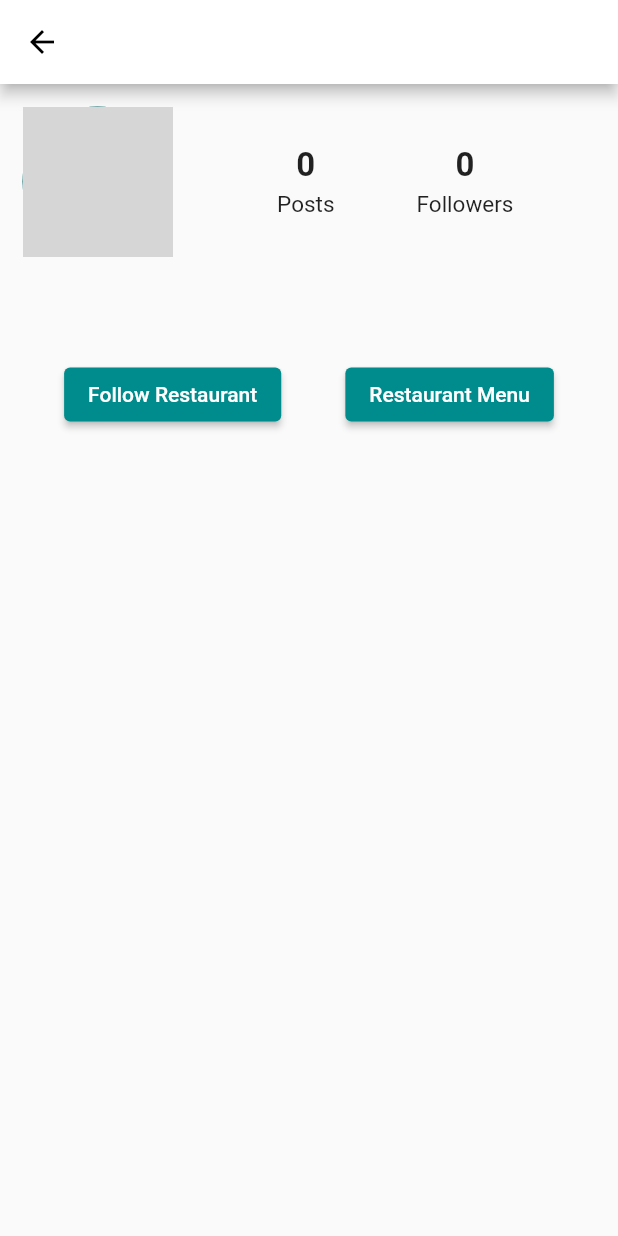
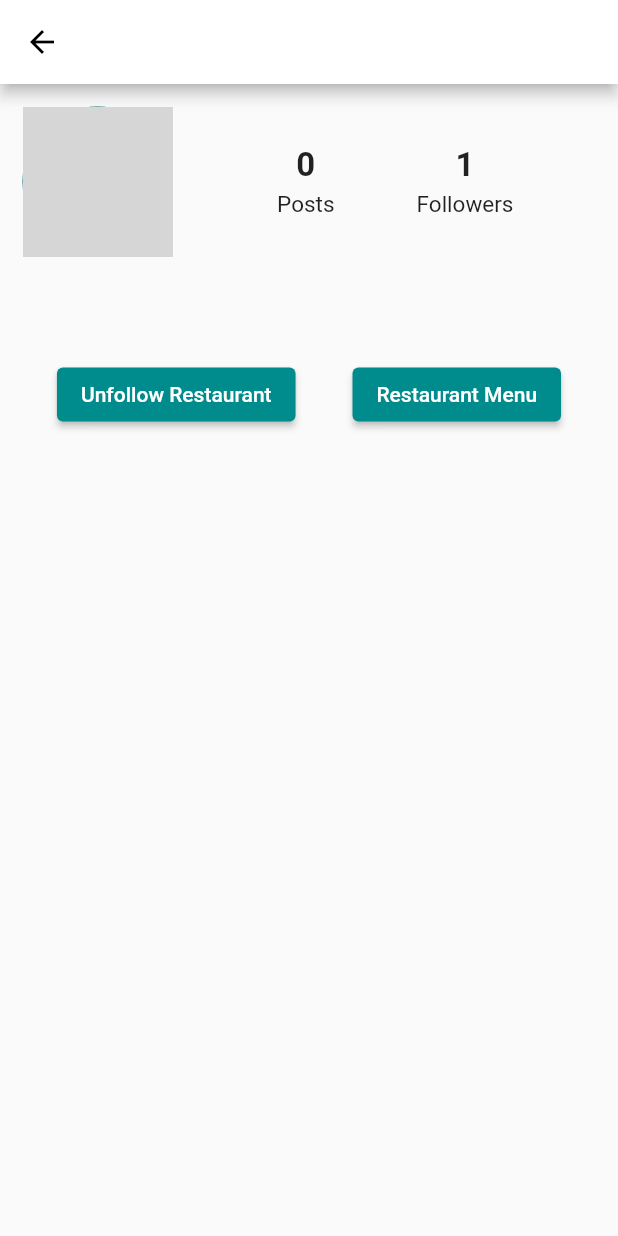
Before and after one commit to alidogangullu/project_mobile, a Flutter app: the RestaurantProfile screen opened directly with empty values, after a tap on "Follow Restaurant", on a phone screen of 412 x 824 dp. Run offline on Flutter 3.47's test engine with Material 2 defaults, Android fonts, the phone set to English and light mode, and no system bars; our stand-ins replace cloud_firestore, firebase_auth, firebase_core, firebase_storage, flutter_image_compress, flutter_rating_bar and 10 more; missing offline and left inert: mobile_scanner, place_picker, safe_device, simple_speed_dial; accounts and stored records are empty; network calls fail; grey boxes are pictures that could not be loaded.

Commit message:
restorant follow , and unfollow
restorantı follow butonuna basıp takip edebiliyoruz firebase kısmındaki array güncelleniyor , eğer takip ediyorsak unfollow butonu ile de takipten çıkabiliyoruz , kodu statefull a çevirdim

```diff
--- a/lib/Customer/restaurantProfile.dart
+++ b/lib/Customer/restaurantProfile.dart
@@ -7,7 +7,7 @@ import 'package:cloud_firestore/cloud_firestore.dart';
 import 'package:firebase_auth/firebase_auth.dart';
 
 
-class RestaurantProfile extends StatelessWidget {
+class RestaurantProfile extends StatefulWidget {
   const RestaurantProfile({
     Key? key,
     required this.restaurantID,
@@ -25,6 +25,76 @@ class RestaurantProfile extends StatelessWidget {
   final int restaurantFollowersCount;
   final int restaurantPostsCount;
 
+  @override
+  _RestaurantProfileState createState() => _RestaurantProfileState();
+}
+
+class _RestaurantProfileState extends State<RestaurantProfile> {
+  bool isFollowing = false;
+
+
+  @override
+  void initState() {
+    super.initState();
+    checkFollowingStatus();
+  }
+
+  void checkFollowingStatus() async {
+    String userID = FirebaseAuth.instance.currentUser!.uid;
+    DocumentSnapshot snapshot = await FirebaseFirestore.instance.collection('users').doc(userID).get();
+
+    if (snapshot.exists) {
+      List<dynamic>? followedRestaurants = snapshot?['followedRestaurants'] as List<dynamic>?;
+      setState(() {
+        isFollowing = followedRestaurants != null && followedRestaurants.contains(widget.restaurantID);
+      });
+    }
+  }
+
+  Future<void> followRestaurant() async {
+    try {
+      String userID = FirebaseAuth.instance.currentUser!.uid;
+
+      await FirebaseFirestore.instance.collection('users').doc(userID).update({
+        'followedRestaurants': FieldValue.arrayUnion([widget.restaurantID])
+      });
+
+      await FirebaseFirestore.instance.doc('Restaurants/${widget.restaurantID}').update({
+        'followerCount': FieldValue.increment(1),
+      });
+
+      print('Restaurant followed successfully!');
+
+      setState(() {
+        isFollowing = true;
+      });
+    } catch (error) {
+      print('Error following restaurant: $error');
+    }
+  }
+
+  Future<void> unfollowRestaurant() async {
+    try {
+      String userID = FirebaseAuth.instance.currentUser!.uid;
+
+      await FirebaseFirestore.instance.collection('users').doc(userID).update({
+        'followedRestaurants': FieldValue.arrayRemove([widget.restaurantID])
+      });
+
+      await FirebaseFirestore.instance.doc('Restaurants/${widget.restaurantID}').update({
+        'followerCount': FieldValue.increment(-1),
+      });
+
+      print('Restaurant unfollowed successfully!');
+
+      setState(() {
+        isFollowing = false;
+      });
+    } catch (error) {
+      print('Error unfollowing restaurant: $error');
+    }
+  }
+
   void launchMap(String address) async {
     Uri url = Uri.parse('https://www.google.com/maps/search/?api=1&query=$address');
     if (await canLaunchUrl(url)) {
@@ -33,29 +103,6 @@ class RestaurantProfile extends StatelessWidget {
       throw 'Could not launch $url';
     }
   }
-  void followRestaurant() async {
-    try {
-      // Get the current user ID
-      String userID = FirebaseAuth.instance.currentUser!.uid;
-
-      // Update the followedRestaurants array in Firestore
-      await FirebaseFirestore.instance
-          .collection('users')
-          .doc(userID)
-          .update({
-        'followedRestaurants': FieldValue.arrayUnion([restaurantID])
-      });
-
-      // Show a success message or perform any additional actions
-      // after successfully updating the array
-      print('Restaurant followed successfully!');
-    } catch (error) {
-      // Handle any errors that occur during the update process
-      print('Error following restaurant: $error');
-    }
-  }
-
-
   void _showMapAlert(BuildContext context, String address) {
     showDialog(
       context: context,
@@ -85,12 +132,13 @@ class RestaurantProfile extends StatelessWidget {
 
   @override
   Widget build(BuildContext context) {
+
     return Scaffold(
       appBar: AppBar(
         backgroundColor: Colors.white,
         iconTheme: const IconThemeData(color: Colors.black),
         title: Text(
-          restaurantName,
+          widget.restaurantName,
           style: const TextStyle(color: Colors.black),
         ),
       ),
@@ -103,7 +151,7 @@ class RestaurantProfile extends StatelessWidget {
               children: <Widget>[
                 CircleAvatar(
                   radius: 50,
-                  backgroundImage: NetworkImage(restaurantImageUrl),
+                  backgroundImage: NetworkImage(widget.restaurantImageUrl),
                 ),
                 const SizedBox(width: 15),
                 Expanded(
@@ -113,9 +161,17 @@ class RestaurantProfile extends StatelessWidget {
                       Row(
                         mainAxisAlignment: MainAxisAlignment.spaceEvenly,
                         children: <Widget>[
-                          buildStatColumn('Posts', restaurantPostsCount),
-                          buildStatColumn(
-                              'Followers', restaurantFollowersCount),
+                          buildStatColumn('Posts', widget.restaurantPostsCount),
+                          StreamBuilder<DocumentSnapshot>(
+                            stream: FirebaseFirestore.instance.collection('Restaurants').doc(widget.restaurantID).snapshots(),
+                            builder: (BuildContext context, AsyncSnapshot<DocumentSnapshot> snapshot) {
+                              if (!snapshot.hasData) {
+                                return buildStatColumn('Followers', 0);
+                              } else {
+                                return buildStatColumn('Followers', snapshot.data!['followerCount']);
+                              }
+                            },
+                          ),
                         ],
                       ),
                     ],
@@ -124,9 +180,9 @@ class RestaurantProfile extends StatelessWidget {
               ],
             ),
           ),
-          TextButton(child: Text(restaurantAddress), onPressed:() {
+          TextButton(child: Text(widget.restaurantAddress), onPressed:() {
             //not work on emulator but work on real devices
-            _showMapAlert(context, restaurantAddress);
+            _showMapAlert(context, widget.restaurantAddress);
           },),
           const SizedBox(height: 5),
           Row(
@@ -134,16 +190,20 @@ class RestaurantProfile extends StatelessWidget {
             children: <Widget>[
               ElevatedButton(
                 onPressed: () {
-                  followRestaurant();
+                  isFollowing ? unfollowRestaurant() : followRestaurant();
                 },
-                child: const Text('Follow Restaurant'),
+                child: Text(
+                    isFollowing ? 'Unfollow Restaurant' : 'Follow Restaurant',
                 ),
+
+              ),
+
               ElevatedButton(
                 onPressed: () {
                   Navigator.pushReplacement(
                     context,
                     MaterialPageRoute(
-                      builder: (context) => MenuBrowseScreen(id: restaurantID),
+                      builder: (context) => MenuBrowseScreen(id: widget.restaurantID),
                     ),
                   );
                 },
@@ -155,7 +215,7 @@ class RestaurantProfile extends StatelessWidget {
           Expanded(
             child: StreamBuilder<QuerySnapshot>(
               stream: FirebaseFirestore.instance
-                  .collection('Restaurants/$restaurantID/Posts').orderBy('timestamp', descending: true)
+                  .collection('Restaurants/${widget.restaurantID}/Posts').orderBy('timestamp', descending: true)
                   .snapshots(),
               builder: (BuildContext context, AsyncSnapshot<QuerySnapshot> snapshot) {
                 if (snapshot.hasError) {
@@ -186,11 +246,14 @@ class RestaurantProfile extends StatelessWidget {
                           ),
                         );
                       },
+                      child:Padding(
+                        padding: const EdgeInsets.only(left: 5.0), // adjust the padding as needed
                           child: Container(
                             decoration: BoxDecoration(
                               image: DecorationImage(
                                 fit: BoxFit.cover,
                                 image: NetworkImage(snapshot.data!.docs[index]['imageUrl']),
+                              ),
                             ),
                           ),
                       ),
@@ -236,7 +299,6 @@ class RestaurantProfile extends StatelessWidget {
 class PostsScreen extends StatelessWidget {
   final List<DocumentSnapshot> posts;
   final int initialPostIndex;
-
   const PostsScreen({
     Key? key,
     required this.posts,
@@ -247,6 +309,7 @@ class PostsScreen extends StatelessWidget {
   Widget build(BuildContext context) {
     PageController pageController = PageController(
       initialPage: initialPostIndex,
+
     );
 
     return Scaffold(
```
Lines whose indentation alone changed are shown as unchanged.
